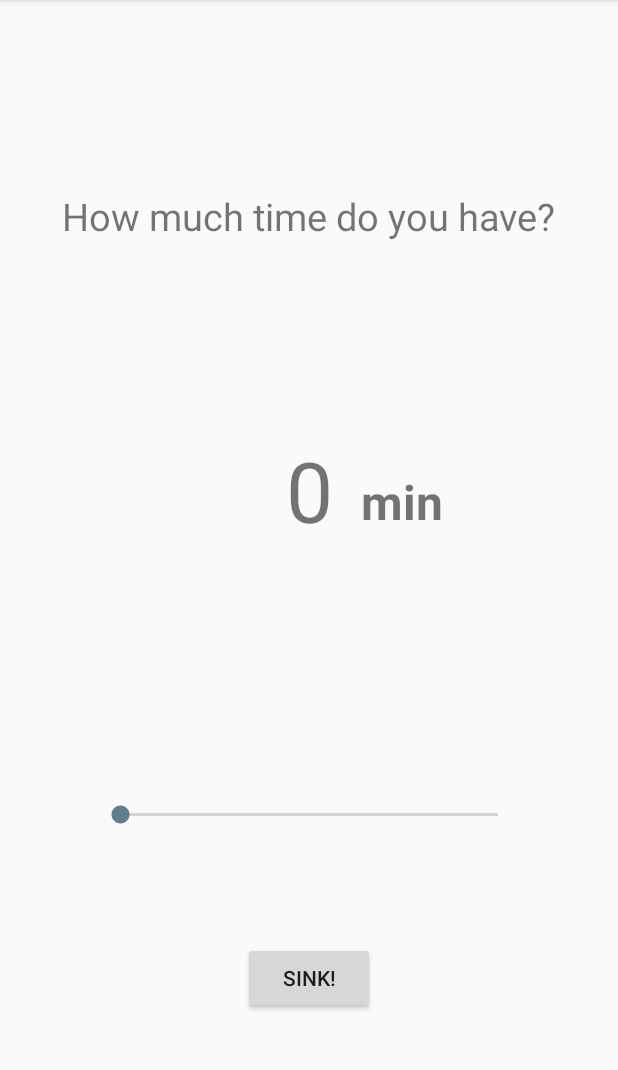
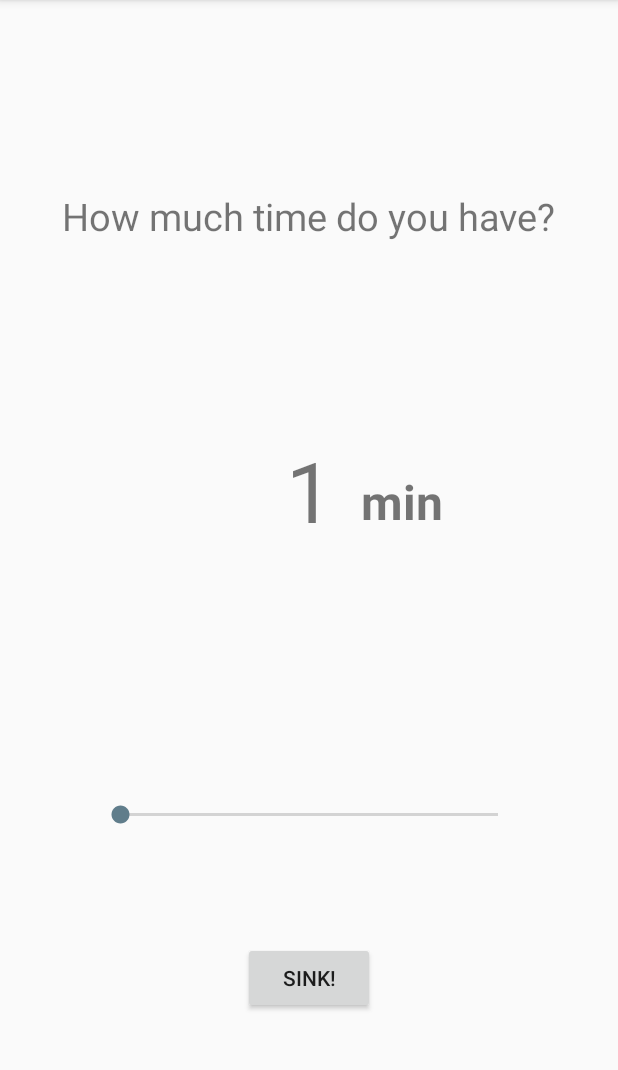
Before and after one commit to RobertPaul01/TimeSink, an Android app: the MainActivity screen opened directly, with no data from a screen before it, on a phone screen of 412 x 824 dp, the part 84-1154 px from its top. Run offline under Robolectric (Android 15) with nearby library versions, the light colour scheme and no system bars; our stand-ins replace Firebase (no records; nobody signed in at launch, a user with empty details on screens opened directly).

Commit message:
Merge branch 'animations'

```diff
--- a/app/src/main/java/com/abe/robert/timesink/ContentManager.java
+++ b/app/src/main/java/com/abe/robert/timesink/ContentManager.java
@@ -30,6 +30,7 @@ public class ContentManager {
 
     // From Google developer console
     public static final String YOUTUBE_API_KEY = "AIzaSyDp0k5y9Ru1GU7ftvlQ3jCVaxJjRQqmcWs";
+    private static final String TAG = "ContentManager.java";
 
     private static final long NUMBER_OF_VIDEOS_RETURNED = 25;
 
--- a/app/src/main/res/layout/activity_main.xml
+++ b/app/src/main/res/layout/activity_main.xml
@@ -33,7 +33,7 @@
         android:id="@+id/tv_time_counter"
         android:layout_width="wrap_content"
         android:layout_height="wrap_content"
-        android:text="0"
+        android:text="1"
         android:textSize="56dp"
         android:layout_marginTop="128dp"
         app:layout_constraintTop_toBottomOf="@+id/tv_how_much_time"
@@ -69,7 +69,7 @@
         android:layout_marginLeft="48dp"
         android:layout_marginRight="48dp"
         android:layout_marginTop="8dp"
-        android:max="30"
+        android:max="29"
         app:layout_constraintBottom_toBottomOf="parent"
         app:layout_constraintLeft_toLeftOf="parent"
         app:layout_constraintRight_toRightOf="parent"
```
Also changed, not shown: 1 other file.
